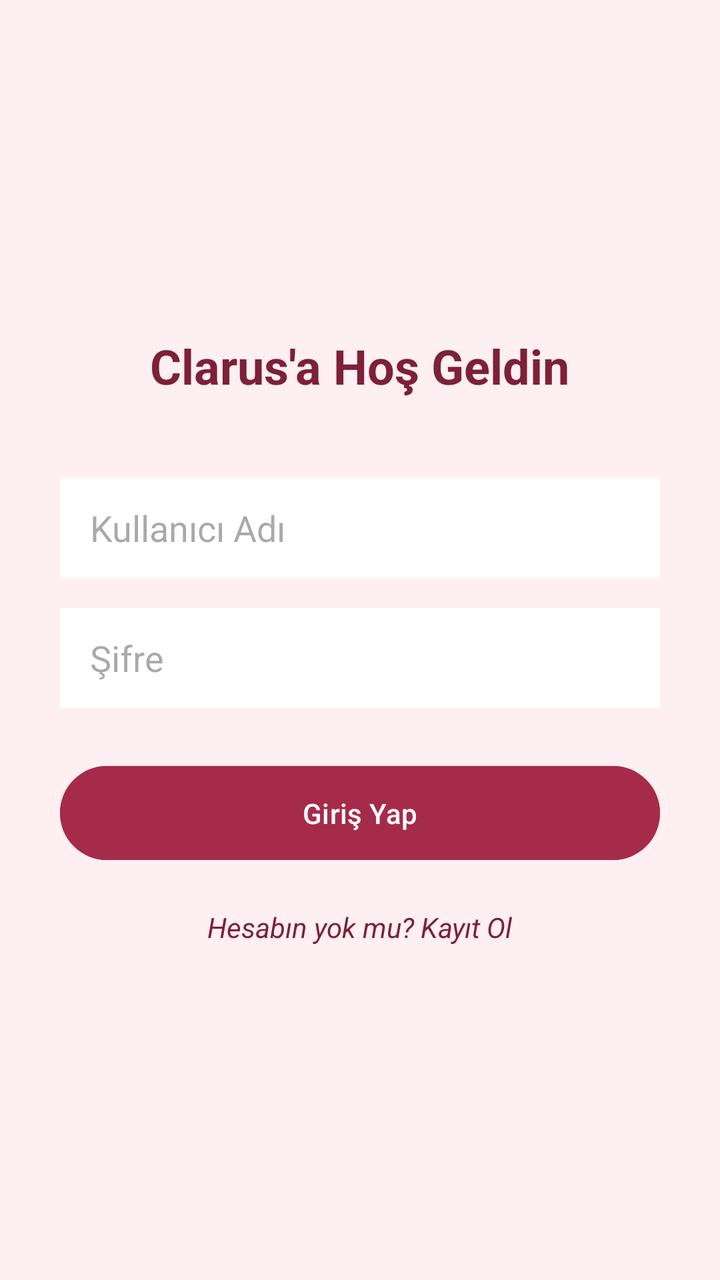
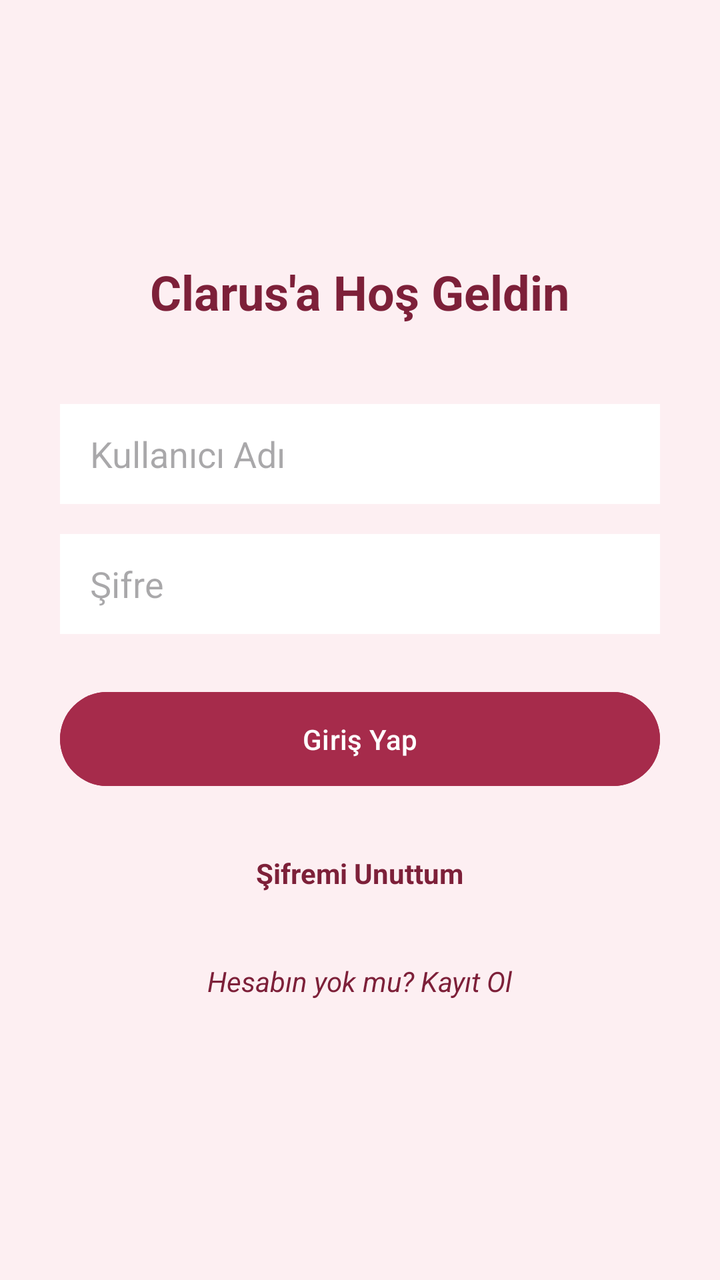

Compare the two renders of this Android layout. The source of the first and the diff that turns it into the second are given below.
<!-- AndroidManifest.xml: application theme Theme.Clarus -->
<!-- res/layout/activity_giris_yap.xml -->
<?xml version="1.0" encoding="utf-8"?>
<LinearLayout xmlns:android="http://schemas.android.com/apk/res/android"
    android:layout_width="match_parent"
    android:layout_height="match_parent"
    android:orientation="vertical"
    android:gravity="center"
    android:background="#FDEFF2"
    android:padding="30dp">

    <TextView
        android:layout_width="wrap_content"
        android:layout_height="wrap_content"
        android:text="Clarus'a Hoş Geldin"
        android:textColor="#7D2039"
        android:textSize="24sp"
        android:textStyle="bold"
        android:layout_marginBottom="40dp"/>

    <EditText
        android:id="@+id/etKullaniciAdi"
        android:layout_width="match_parent"
        android:layout_height="50dp"
        android:hint="Kullanıcı Adı"
        android:background="@android:color/white"
        android:paddingLeft="15dp"
        android:layout_marginBottom="15dp"
        android:inputType="textPersonName"/>

    <EditText
        android:id="@+id/etSifre"
        android:layout_width="match_parent"
        android:layout_height="50dp"
        android:hint="Şifre"
        android:inputType="textPassword"
        android:background="@android:color/white"
        android:paddingLeft="15dp"
        android:layout_marginBottom="25dp"/>

    <Button
        android:id="@+id/btnGiris"
        android:layout_width="match_parent"
        android:layout_height="55dp"
        android:text="Giriş Yap"
        android:backgroundTint="#A62B4B"
        android:textColor="#FFFFFF"/>

    <TextView
        android:id="@+id/tvKayitOl"
        android:layout_width="wrap_content"
        android:layout_height="wrap_content"
        android:text="Hesabın yok mu? Kayıt Ol"
        android:textColor="#7D2039"
        android:layout_marginTop="20dp"
        android:textStyle="italic"
        android:clickable="true"
        android:focusable="true"/>

</LinearLayout>
<!-- resources referenced by this layout -->
<resources>
  <style name="Theme.Clarus" parent="Base.Theme.Clarus" />
  <style name="Base.Theme.Clarus" parent="Theme.Material3.DayNight.NoActionBar">
          <item name="colorPrimary">@color/visne_detay</item>
          <item name="android:statusBarColor">@color/arka_plan_pudra</item>
      </style>
  <color name="visne_detay">#A62B4B</color>
  <color name="arka_plan_pudra">#FDEFF2</color>
</resources>

<!-- the commit's change to res/layout/activity_giris_yap.xml (unified diff, before → after) -->
@@ -45,13 +45,26 @@
         android:textColor="#FFFFFF"/>
 
     <TextView
+        android:id="@+id/tvSifremiUnuttum"
+        android:layout_width="wrap_content"
+        android:layout_height="wrap_content"
+        android:text="Şifremi Unuttum"
+        android:textColor="#7D2039"
+        android:layout_marginTop="20dp"
+        android:textStyle="bold"
+        android:padding="10dp"
+        android:clickable="true"
+        android:focusable="true"/>
+
+    <TextView
         android:id="@+id/tvKayitOl"
         android:layout_width="wrap_content"
         android:layout_height="wrap_content"
         android:text="Hesabın yok mu? Kayıt Ol"
         android:textColor="#7D2039"
-        android:layout_marginTop="20dp"
+        android:layout_marginTop="15dp"
         android:textStyle="italic"
+        android:padding="10dp"
         android:clickable="true"
         android:focusable="true"/>
 
